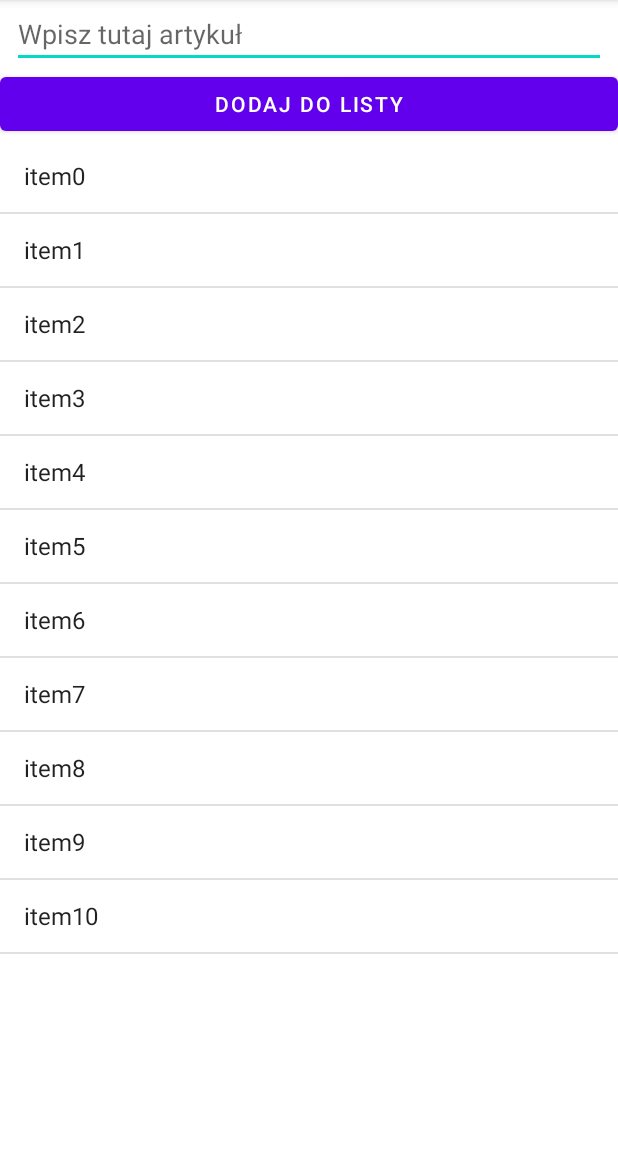
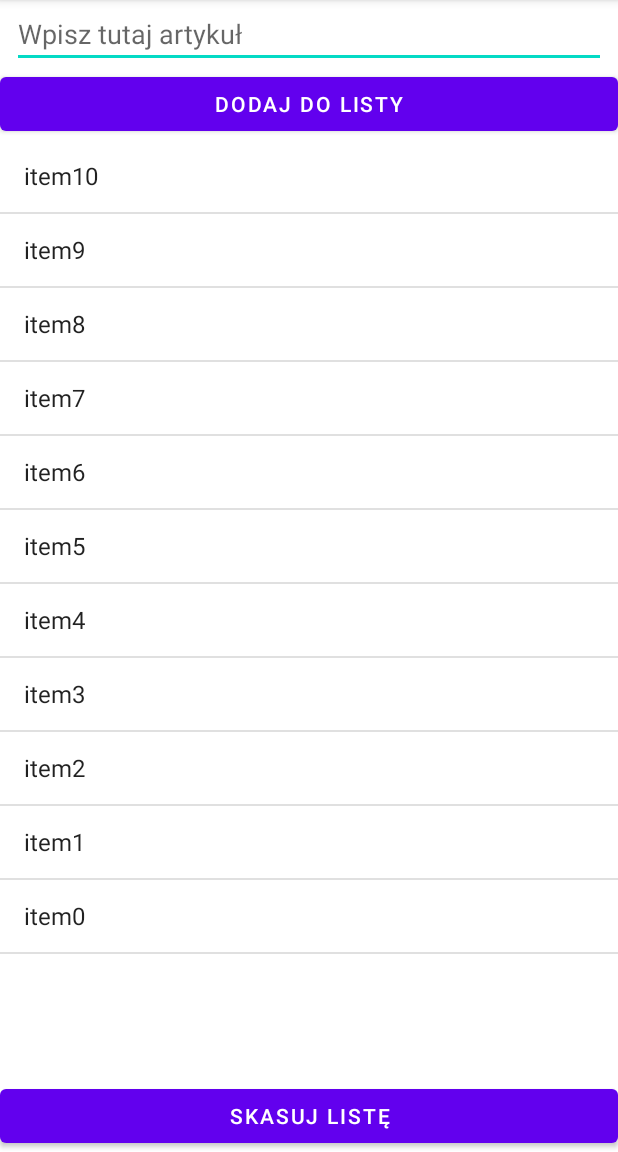
Before and after one commit to luki703/ShoppingList, an Android app: the screen it shows after launch (MainActivity), on a phone screen of 412 x 824 dp, the part 84-1236 px from its top. Run offline under Robolectric (Android 15) with nearby library versions, the phone set to English and light mode, and no system bars.

Commit message:
Fixed ListView multiple selection system

```diff
--- a/app/src/main/res/layout/activity_main.xml
+++ b/app/src/main/res/layout/activity_main.xml
@@ -11,9 +11,8 @@
         android:layout_width="match_parent"
         android:layout_height="wrap_content"
         android:onClick="saveList"
-        android:text="@string/save"
-        app:layout_constraintEnd_toEndOf="parent"
-        app:layout_constraintStart_toStartOf="parent"
+        android:text="@string/saveBtn"
+        app:layout_constraintBottom_toTopOf="@+id/listView"
         app:layout_constraintTop_toBottomOf="@+id/notes" />
 
     <EditText
@@ -38,11 +37,23 @@
         android:layout_height="0dp"
         android:choiceMode="multipleChoice"
         android:dividerHeight="1dp"
+        android:scrollbars="vertical"
+        app:layout_constraintBottom_toTopOf="@+id/RestartBtn"
+        app:layout_constraintTop_toBottomOf="@+id/saveNotes"
+        app:layout_constraintVertical_bias="0.0"
+        tools:layout_editor_absoluteX="16dp"
+         />
 
+    <Button
+        android:id="@+id/RestartBtn"
+        android:layout_width="match_parent"
+        android:layout_height="wrap_content"
+
+
+        android:onClick="resetApp"
+        android:text="@string/restartBtnText"
         app:layout_constraintBottom_toBottomOf="parent"
-
-        app:layout_constraintTop_toBottomOf="@+id/saveNotes"
-        />
+        app:layout_constraintTop_toBottomOf="@+id/listView" />
 
 
 
--- a/app/src/main/res/layout/second_activity.xml
+++ b/app/src/main/res/layout/second_activity.xml
@@ -12,7 +12,7 @@
         android:layout_width="match_parent"
         android:layout_height="wrap_content"
         android:onClick="saveList"
-        android:text="@string/save"
+        android:text="@string/saveBtn"
         app:layout_constraintEnd_toEndOf="parent"
         app:layout_constraintStart_toStartOf="parent"
         app:layout_constraintTop_toBottomOf="@+id/notes" />
--- a/app/src/main/res/values/colors.xml
+++ b/app/src/main/res/values/colors.xml
@@ -7,6 +7,5 @@
     <color name="teal_700">#FF018786</color>
     <color name="black">#FF000000</color>
     <color name="white">#FFFFFFFF</color>
-    <color name="pressed_color">#02fff6</color>
-    <color name="default_color">#FFFFFFFF</color>
+    <color name="pressed_color">#4bc730</color>
 </resources>
--- a/app/src/main/res/values/strings.xml
+++ b/app/src/main/res/values/strings.xml
@@ -1,6 +1,6 @@
 <resources>
     <string name="app_name">Shopping List</string>
-    <string name="save">Dodaj do listy</string>
+    <string name="saveBtn">Dodaj do listy</string>
     <string name="notesDefaultText">Wpisz tutaj artykuł</string>
     <string name="editTextTitle">Tytuł</string>
     <string name="SecondPageButton">Przycisk</string>
@@ -10,4 +10,5 @@
     <string name="alertDialogTitle">Alert</string>
     <string name="alertDialogPositive">Usuń</string>
     <string name="alertDialogNegative">Cofnij</string>
+    <string name="restartBtnText">Skasuj listę</string>
 </resources>
```
Also changed, not shown: app/src/main/java/com/example/shoppinglist/MainActivity.java (+44 -7 lines).
